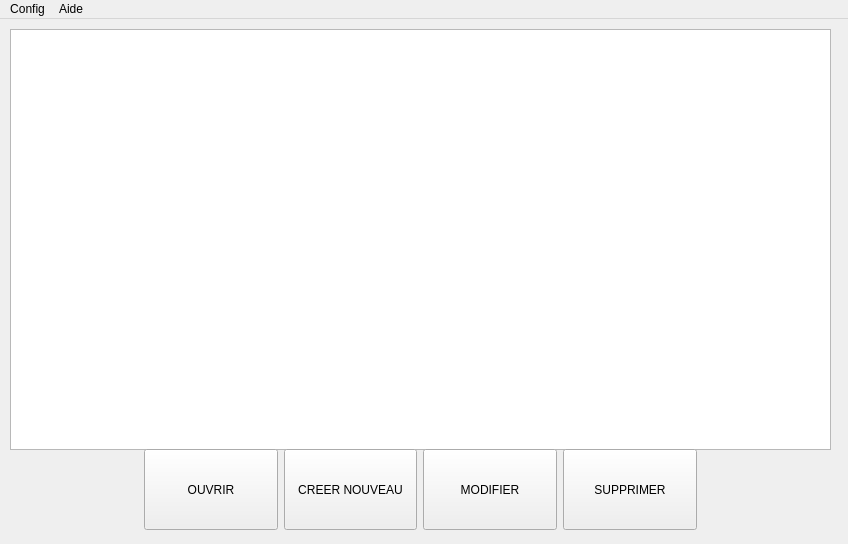
Old version of the form ui/main.ui in the repository Foxxprod/ShowTimer.
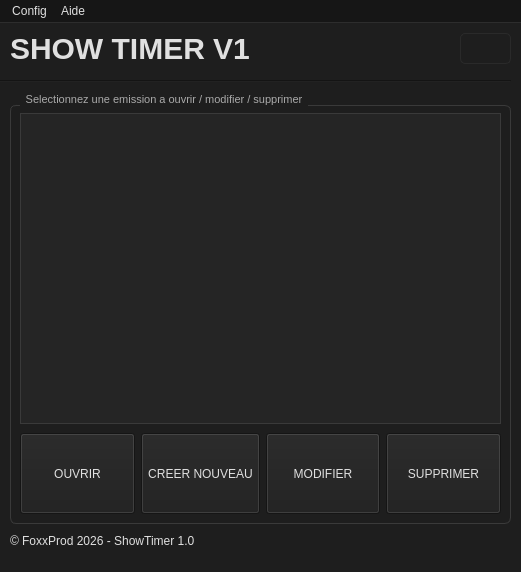
New version of the form. Icons and pictures are not drawn.

Diff of the .ui file:
```diff
--- a/ui/main.ui
+++ b/ui/main.ui
@@ -6,14 +6,363 @@
    <rect>
     <x>0</x>
     <y>0</y>
-    <width>848</width>
-    <height>544</height>
+    <width>521</width>
+    <height>572</height>
    </rect>
   </property>
   <property name="windowTitle">
    <string>MainWindow</string>
   </property>
+  <property name="styleSheet">
+   <string notr="true">/* ============================================================
+   GLOBAL QSS — TIMER PCP — Modern Dark Theme
+   ============================================================ */
+
+/* === BASE === */
+QWidget {
+    background-color: #1e1e1e;
+    color: #e0e0e0;
+    font-family: &quot;Segoe UI&quot;;
+    font-size: 12px;
+}
+
+QMainWindow, QDialog {
+    background-color: #1e1e1e;
+}
+
+/* === MENU BAR === */
+QMenuBar {
+    background-color: #161616;
+    color: #e0e0e0;
+    padding: 2px;
+    border-bottom: 1px solid #2d2d2d;
+}
+QMenuBar::item:selected {
+    background-color: #0078d4;
+    border-radius: 3px;
+}
+QMenu {
+    background-color: #252525;
+    color: #e0e0e0;
+    border: 1px solid #3a3a3a;
+    padding: 4px 0px;
+}
+QMenu::item {
+    padding: 6px 20px;
+}
+QMenu::item:selected {
+    background-color: #0078d4;
+}
+QMenu::separator {
+    height: 1px;
+    background-color: #3a3a3a;
+    margin: 4px 8px;
+}
+
+/* === TAB WIDGET === */
+QTabWidget::pane {
+    background-color: #252525;
+    border: none;
+    border-top: 2px solid #0078d4;
+}
+QTabBar {
+    background-color: #161616;
+}
+QTabBar::tab {
+    background-color: transparent;
+    color: #aaaaaa;
+    padding: 7px 18px;
+    font-size: 12px;
+    border: none;
+    min-width: 70px;
+}
+QTabBar::tab:selected {
+    background-color: #252525;
+    color: #ffffff;
+    font-weight: bold;
+    border-top: 2px solid #0078d4;
+}
+QTabBar::tab:hover:!selected {
+    background-color: rgba(255,255,255,0.06);
+    color: #ffffff;
+}
+
+/* === BOUTONS === */
+QPushButton {
+    background-color: #2d2d2d;
+    color: #e0e0e0;
+    border: 1px solid #3a3a3a;
+    border-radius: 5px;
+    padding: 6px 14px;
+    font-size: 12px;
+}
+QPushButton:hover {
+    background-color: #0078d4;
+    border-color: #0078d4;
+    color: #ffffff;
+}
+QPushButton:pressed {
+    background-color: #005a9e;
+    border-color: #005a9e;
+}
+QPushButton:disabled {
+    background-color: #1e1e1e;
+    color: #555555;
+    border-color: #2a2a2a;
+}
+
+/* === CHAMPS TEXTE === */
+QLineEdit, QTextEdit, QPlainTextEdit {
+    background-color: #2a2a2a;
+    color: #e0e0e0;
+    border: 1px solid #3a3a3a;
+    border-radius: 4px;
+    padding: 5px 8px;
+    selection-background-color: #0078d4;
+}
+QLineEdit:focus, QTextEdit:focus, QPlainTextEdit:focus {
+    border: 1px solid #0078d4;
+}
+
+/* === LABELS === */
+QLabel {
+    color: #e0e0e0;
+    background-color: transparent;
+}
+
+/* === TABLEAUX === */
+QTableWidget, QTableView {
+    background-color: #252525;
+    color: #e0e0e0;
+    border: 1px solid #3a3a3a;
+    gridline-color: #2d2d2d;
+    selection-background-color: #0078d4;
+    selection-color: #ffffff;
+    alternate-background-color: #2a2a2a;
+}
+QTableWidget::item, QTableView::item {
+    padding: 4px 6px;
+}
+QHeaderView::section {
+    background-color: #1a1a1a;
+    color: #aaaaaa;
+    border: none;
+    border-right: 1px solid #2d2d2d;
+    border-bottom: 1px solid #3a3a3a;
+    padding: 5px 8px;
+    font-weight: bold;
+    font-size: 11px;
+}
+
+/* === COMBOBOX === */
+QComboBox {
+    background-color: #2a2a2a;
+    color: #e0e0e0;
+    border: 1px solid #3a3a3a;
+    border-radius: 4px;
+    padding: 5px 8px;
+}
+QComboBox:hover {
+    border-color: #0078d4;
+}
+QComboBox::drop-down {
+    border: none;
+    width: 20px;
+}
+QComboBox QAbstractItemView {
+    background-color: #252525;
+    color: #e0e0e0;
+    border: 1px solid #3a3a3a;
+    selection-background-color: #0078d4;
+}
+
+/* === SPINBOX === */
+QSpinBox, QDoubleSpinBox {
+    background-color: #2a2a2a;
+    color: #e0e0e0;
+    border: 1px solid #3a3a3a;
+    border-radius: 4px;
+    padding: 4px 6px;
+}
+QSpinBox:focus, QDoubleSpinBox:focus {
+    border-color: #0078d4;
+}
+
+/* === CHECKBOX === */
+QCheckBox {
+    color: #e0e0e0;
+    spacing: 8px;
+    background-color: transparent;
+}
+QCheckBox::indicator {
+    width: 16px;
+    height: 16px;
+    border: 1px solid #555555;
+    border-radius: 3px;
+    background-color: #2a2a2a;
+}
+QCheckBox::indicator:checked {
+    background-color: #0078d4;
+    border-color: #0078d4;
+}
+QCheckBox::indicator:hover {
+    border-color: #0078d4;
+}
+
+/* === PROGRESS BAR === */
+QProgressBar {
+    background-color: #2a2a2a;
+    border: 1px solid #3a3a3a;
+    border-radius: 5px;
+    text-align: center;
+    color: #e0e0e0;
+    font-size: 11px;
+}
+QProgressBar::chunk {
+    background-color: #0078d4;
+    border-radius: 4px;
+}
+
+/* === SCROLLBAR === */
+QScrollBar:vertical {
+    background-color: #1e1e1e;
+    width: 10px;
+    border: none;
+}
+QScrollBar::handle:vertical {
+    background-color: #3a3a3a;
+    border-radius: 5px;
+    min-height: 30px;
+}
+QScrollBar::handle:vertical:hover {
+    background-color: #0078d4;
+}
+QScrollBar::add-line:vertical,
+QScrollBar::sub-line:vertical {
+    height: 0px;
+}
+QScrollBar:horizontal {
+    background-color: #1e1e1e;
+    height: 10px;
+    border: none;
+}
+QScrollBar::handle:horizontal {
+    background-color: #3a3a3a;
+    border-radius: 5px;
+    min-width: 30px;
+}
+QScrollBar::handle:horizontal:hover {
+    background-color: #0078d4;
+}
+QScrollBar::add-line:horizontal,
+QScrollBar::sub-line:horizontal {
+    width: 0px;
+}
+
+/* === SEPARATEURS === */
+QFrame[frameShape=&quot;4&quot;],
+QFrame[frameShape=&quot;5&quot;] {
+    color: #2d2d2d;
+}
+
+/* === GROUP BOX === */
+QGroupBox {
+    border: 1px solid #3a3a3a;
+    border-radius: 6px;
+    margin-top: 12px;
+    padding-top: 8px;
+    color: #aaaaaa;
+    font-size: 11px;
+}
+QGroupBox::title {
+    subcontrol-origin: margin;
+    left: 10px;
+    padding: 0 4px;
+}
+
+/* === TOOLTIP === */
+QToolTip {
+    background-color: #2d2d2d;
+    color: #e0e0e0;
+    border: 1px solid #0078d4;
+    border-radius: 3px;
+    padding: 4px 8px;
+}
+</string>
+  </property>
   <widget class="QWidget" name="centralwidget">
+   <widget class="QLabel" name="label">
+    <property name="geometry">
+     <rect>
+      <x>10</x>
+      <y>10</y>
+      <width>251</width>
+      <height>31</height>
+     </rect>
+    </property>
+    <property name="styleSheet">
+     <string notr="true">QLabel {
+    font-size: 30px;
+    font-weight: bold;
+}
+</string>
+    </property>
+    <property name="text">
+     <string>SHOW TIMER V1</string>
+    </property>
+   </widget>
+   <widget class="QPushButton" name="pushButton">
+    <property name="enabled">
+     <bool>false</bool>
+    </property>
+    <property name="geometry">
+     <rect>
+      <x>460</x>
+      <y>10</y>
+      <width>51</width>
+      <height>31</height>
+     </rect>
+    </property>
+    <property name="text">
+     <string/>
+    </property>
+    <property name="icon">
+     <iconset>
+      <normaloff>icon/icon.png</normaloff>
+      <disabledoff>icon/icon.png</disabledoff>icon/icon.png</iconset>
+    </property>
+    <property name="iconSize">
+     <size>
+      <width>50</width>
+      <height>50</height>
+     </size>
+    </property>
+   </widget>
+   <widget class="QLabel" name="label_2">
+    <property name="geometry">
+     <rect>
+      <x>10</x>
+      <y>510</y>
+      <width>191</width>
+      <height>16</height>
+     </rect>
+    </property>
+    <property name="text">
+     <string>© FoxxProd 2026 - ShowTimer 1.0</string>
+    </property>
+   </widget>
+   <widget class="QGroupBox" name="groupBox">
+    <property name="geometry">
+     <rect>
+      <x>10</x>
+      <y>70</y>
+      <width>501</width>
+      <height>431</height>
+     </rect>
+    </property>
+    <property name="title">
+     <string>Selectionnez une emission a ouvrir / modifier / supprimer</string>
+    </property>
    <widget class="QTableView" name="show_table_view">
     <property name="enabled">
      <bool>true</bool>
@@ -21,11 +370,18 @@
     <property name="geometry">
      <rect>
       <x>10</x>
-      <y>10</y>
-      <width>821</width>
-      <height>421</height>
-     </rect>
-    </property>
+       <y>20</y>
+       <width>481</width>
+       <height>311</height>
+      </rect>
+     </property>
+     <property name="styleSheet">
+      <string notr="true">QTableWidget::item:selected {
+    background-color: #2ECC71;
+    color: white;
+}
+</string>
+     </property>
     <property name="editTriggers">
      <set>QAbstractItemView::EditTrigger::NoEditTriggers</set>
     </property>
@@ -37,25 +393,12 @@
     <property name="geometry">
      <rect>
       <x>10</x>
-      <y>430</y>
-      <width>821</width>
+       <y>340</y>
+       <width>481</width>
       <height>81</height>
      </rect>
     </property>
     <layout class="QHBoxLayout" name="horizontalLayout">
-     <item>
-      <spacer name="horizontalSpacer">
-       <property name="orientation">
-        <enum>Qt::Orientation::Horizontal</enum>
-       </property>
-       <property name="sizeHint" stdset="0">
-        <size>
-         <width>40</width>
-         <height>20</height>
-        </size>
-       </property>
-      </spacer>
-     </item>
      <item>
       <widget class="QToolButton" name="open_show">
        <property name="sizePolicy">
@@ -160,29 +503,30 @@
        </property>
       </widget>
      </item>
-     <item>
-      <spacer name="horizontalSpacer_2">
-       <property name="orientation">
-        <enum>Qt::Orientation::Horizontal</enum>
-       </property>
-       <property name="sizeHint" stdset="0">
-        <size>
-         <width>40</width>
-         <height>20</height>
-        </size>
-       </property>
-      </spacer>
-     </item>
     </layout>
    </widget>
   </widget>
+   <widget class="Line" name="line">
+    <property name="geometry">
+     <rect>
+      <x>0</x>
+      <y>50</y>
+      <width>511</width>
+      <height>16</height>
+     </rect>
+    </property>
+    <property name="orientation">
+     <enum>Qt::Orientation::Horizontal</enum>
+    </property>
+   </widget>
+  </widget>
   <widget class="QMenuBar" name="menubar">
    <property name="geometry">
     <rect>
      <x>0</x>
      <y>0</y>
-     <width>848</width>
-     <height>33</height>
+     <width>521</width>
+     <height>37</height>
     </rect>
    </property>
    <widget class="QMenu" name="menuConfig">
```
Lines whose indentation alone changed are shown as unchanged.
